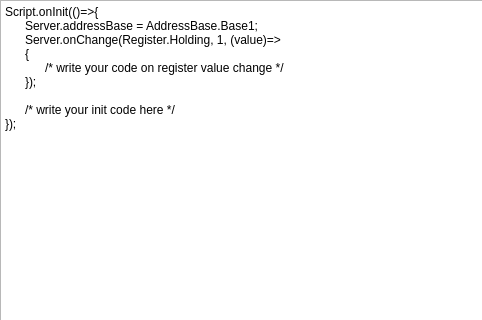
Qt form omodsim/controls/scriptcontrol.ui (sanny32/OpenModSim) before a commit; both pictures show x 0 to 482 and y 0 to 320 of the 725 by 415 pixel window.
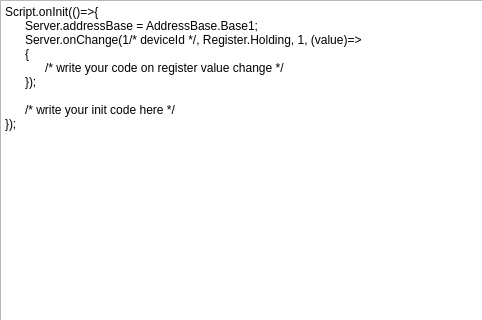
The same form after that commit. Custom widgets are drawn as their Qt base class.

The edit to the form file:
```diff
--- a/omodsim/controls/scriptcontrol.ui
+++ b/omodsim/controls/scriptcontrol.ui
@@ -48,7 +48,7 @@
        <property name="plainText">
         <string>Script.onInit(()=&gt;{
 	Server.addressBase = AddressBase.Base1;
-	Server.onChange(Register.Holding, 1, (value)=&gt;
+	Server.onChange(1/* deviceId */, Register.Holding, 1, (value)=&gt;
 	{
 		/* write your code on register value change */
 	});
```
